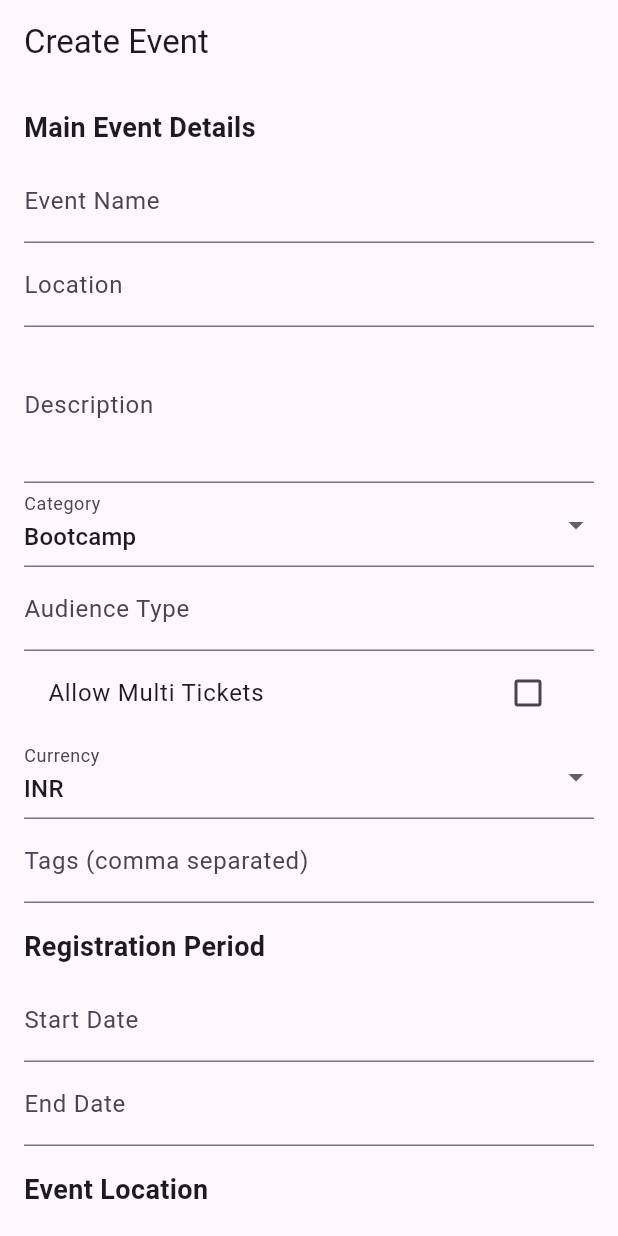
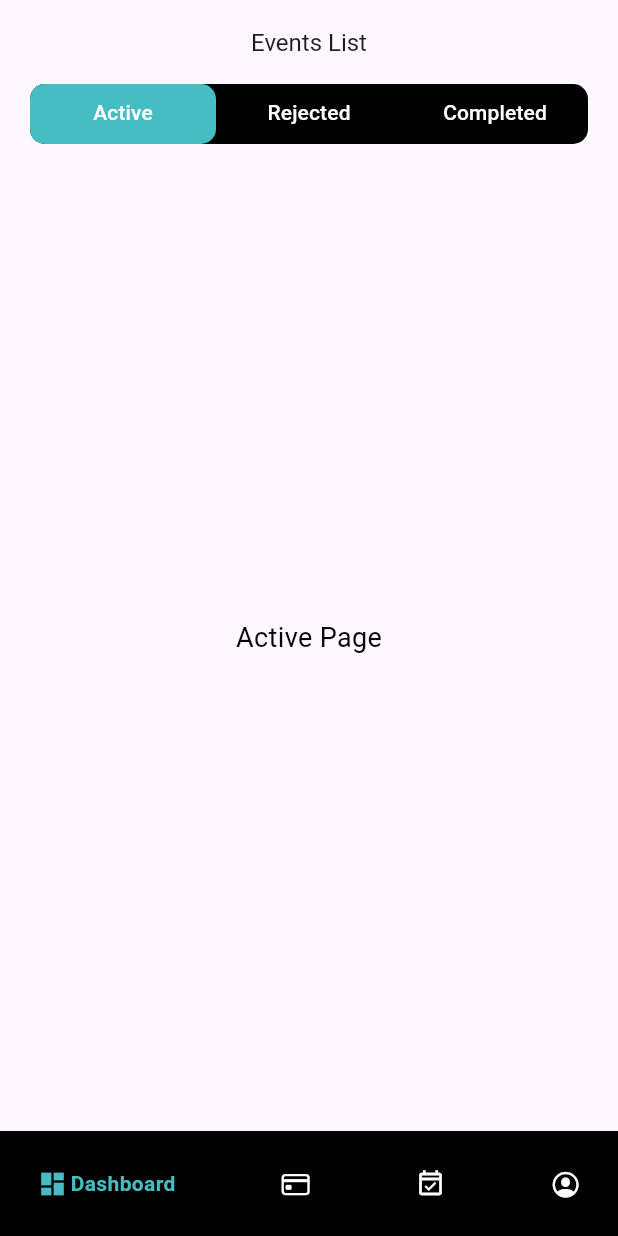
Before and after one commit to sakthiram2004/organizer_app, a Flutter app: the screen it shows after launch, on a phone screen of 412 x 824 dp. Run offline on Flutter 3.47's test engine with Material 3 defaults, Android fonts, the phone set to English and light mode, and no system bars; drawn by our look-alikes of google_nav_bar; our stand-ins replace get, image_cropper, image_picker, intl_phone_field.

Commit message:
list event ui completed

```diff
--- a/lib/PageRouter/page_routes.dart
+++ b/lib/PageRouter/page_routes.dart
@@ -1,7 +1,9 @@
 import 'package:get/get_connect/connect.dart';
 import 'package:get/get_navigation/src/routes/get_route.dart';
 import 'package:organizer_app/screens/create_event.dart';
+import 'package:organizer_app/screens/dashboard_screen.dart';
 import 'package:organizer_app/screens/dummy.dart';
+import 'package:organizer_app/screens/event_list.dart';
 import 'package:organizer_app/screens/login_screen.dart';
 import 'package:organizer_app/screens/signup_screen.dart';
 import 'package:organizer_app/screens/sub_event_screen.dart';
@@ -12,11 +14,16 @@ class PageRoutes extends GetConnect {
   static const String dummy = "/dummy";
   static const String createEvent = "/createEvent";
     static const String subEvent = "/subEvent";
+    static const String dashboard = "/dashboard";
+     static const String eventlist = "/eventlist";
   static List<GetPage> routes = [
     GetPage(name: loginscreen, page: () => const LoginScreen()),
     GetPage(name: signupscreen, page: () => const SignupScreen()),
     GetPage(name: dummy, page: () => const Dummy()),
     GetPage(name: createEvent, page: ()=> const CreateEvent()),
     GetPage(name: subEvent, page: () => const SubEventScreen()),
+
+    GetPage(name: dashboard, page: () => const Dashboard()),
+    GetPage(name: eventlist, page: () => const EventList()),
   ];
 }
--- /dev/null
+++ b/lib/Utils/const_color.dart
@@ -0,0 +1,7 @@
+import 'package:flutter/material.dart';
+
+class ConstColor {
+  Color primary = Colors.white;
+  Color secondary = Color(0xFF46BCC3);
+  Color teritary = Colors.black;
+}
--- a/lib/main.dart
+++ b/lib/main.dart
@@ -2,7 +2,6 @@ import 'package:flutter/material.dart';
 import 'package:get/get_navigation/src/root/get_material_app.dart';
 import 'package:organizer_app/PageRouter/page_routes.dart';
 import 'package:organizer_app/Provider/image_picker_provider.dart';
-import 'package:organizer_app/screens/login_screen.dart';
 import 'package:provider/provider.dart';
 
 void main() {
@@ -17,7 +16,7 @@ class MyApp extends StatelessWidget {
       create: (_) => ImagePickerProvider(),
       child: GetMaterialApp(
         // home: LoginScreen(),
-        initialRoute: "/createEvent",
+        initialRoute: "/eventlist",
         getPages: PageRoutes.routes,
       ),
     );
--- /dev/null
+++ b/lib/screens/event_list.dart
@@ -0,0 +1,128 @@
+import 'package:flutter/cupertino.dart';
+import 'package:flutter/material.dart';
+import 'package:google_nav_bar/google_nav_bar.dart';
+import 'package:organizer_app/Utils/const_color.dart';
+
+class EventList extends StatelessWidget {
+  const EventList({super.key});
+
+  @override
+  Widget build(BuildContext context) {
+    final col = ConstColor();
+    return DefaultTabController(
+      length: 3,
+      child: Scaffold(
+        appBar: AppBar(
+          title: const Text(
+            'Events List',
+            style: TextStyle(fontSize: 16),
+          ),
+          centerTitle: true,
+          bottom: PreferredSize(
+            preferredSize: const Size.fromHeight(40),
+            child: ClipRRect(
+              borderRadius: const BorderRadius.all(Radius.circular(10)),
+              child: Container(
+                height: 40,
+                margin: const EdgeInsets.symmetric(horizontal: 20),
+                decoration: BoxDecoration(
+                  borderRadius: const BorderRadius.all(Radius.circular(10)),
+                  color: col.teritary,
+                ),
+                child: TabBar(
+                  indicatorSize: TabBarIndicatorSize.tab,
+                  dividerColor: Colors.transparent,
+                  indicator: BoxDecoration(
+                    color: col.secondary,
+                    borderRadius: const BorderRadius.all(Radius.circular(10)),
+                  ),
+                  labelColor: Colors.white,
+                  unselectedLabelColor: col.primary,
+                  tabs: const [
+                    Tab(
+                      text: 'Active',
+                    ),
+                    Tab(
+                      text: 'Rejected',
+                    ),
+                    Tab(
+                      text: 'Completed',
+                    ),
+                  ],
+                ),
+              ),
+            ),
+          ),
+        ),
+        body: TabBarView(
+          children: [
+            Center(
+              child: Text(
+                'Active Page',
+                style: TextStyle(
+                  fontSize: 18,
+                  color: col.teritary,
+                ),
+              ),
+            ),
+            Center(
+              child: Text(
+                'Rejected Page',
+                style: TextStyle(
+                  fontSize: 18,
+                  color: col.teritary,
+                ),
+              ),
+            ),
+            Center(
+              child: Text(
+                'Completed Page',
+                style: TextStyle(
+                  fontSize: 18,
+                  color: col.teritary,
+                ),
+              ),
+            ),
+          ],
+        ),
+        bottomNavigationBar: GNav(
+          // onTabChange: (index) {
+          //   setState(() {
+          //     _index = index;
+          //   });
+          // },
+          curve: Curves.easeInOut,
+          backgroundColor: Colors.black,
+          color: Colors.white,
+          activeColor: ConstColor().secondary,
+          tabBackgroundColor: Colors.transparent,
+          gap: 2,
+          hoverColor: Colors.grey,
+          iconSize: 20,
+          tabs: [
+            GButton(
+              text: 'Dashboard',
+              icon: Icons.dashboard,
+              onPressed: () {},
+            ),
+            GButton(
+              text: 'Create Event',
+              icon: CupertinoIcons.creditcard,
+              onPressed: () {},
+            ),
+            GButton(
+              text: 'Event Status',
+              icon: Icons.event_available_outlined,
+              onPressed: () {},
+            ),
+            GButton(
+              text: 'Profile',
+              icon: CupertinoIcons.profile_circled,
+              onPressed: () {},
+            ),
+          ],
+        ),
+      ),
+    );
+  }
+}
--- a/pubspec.yaml
+++ b/pubspec.yaml
@@ -42,6 +42,7 @@ dependencies:
   image_cropper: ^8.0.1
   provider: ^6.1.2
   intl: ^0.19.0
+  google_nav_bar: ^5.0.6
 dev_dependencies:
   flutter_test:
     sdk: flutter
```
Also changed, not shown: lib/screens/create_event.dart (+15 -10 lines), lib/screens/dashboard_screen.dart (added, +56 -0 lines), lib/screens/event_status.dart (added, +15 -0 lines), lib/screens/tab_bar.dart (added, +29 -0 lines), pubspec.lock.
